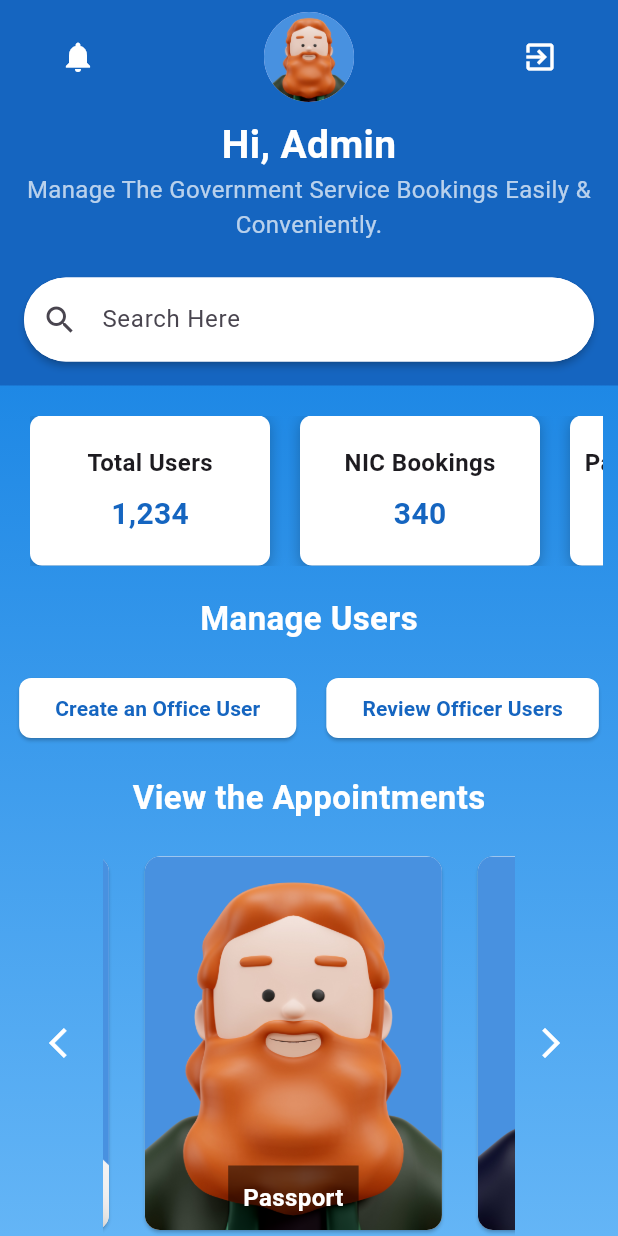
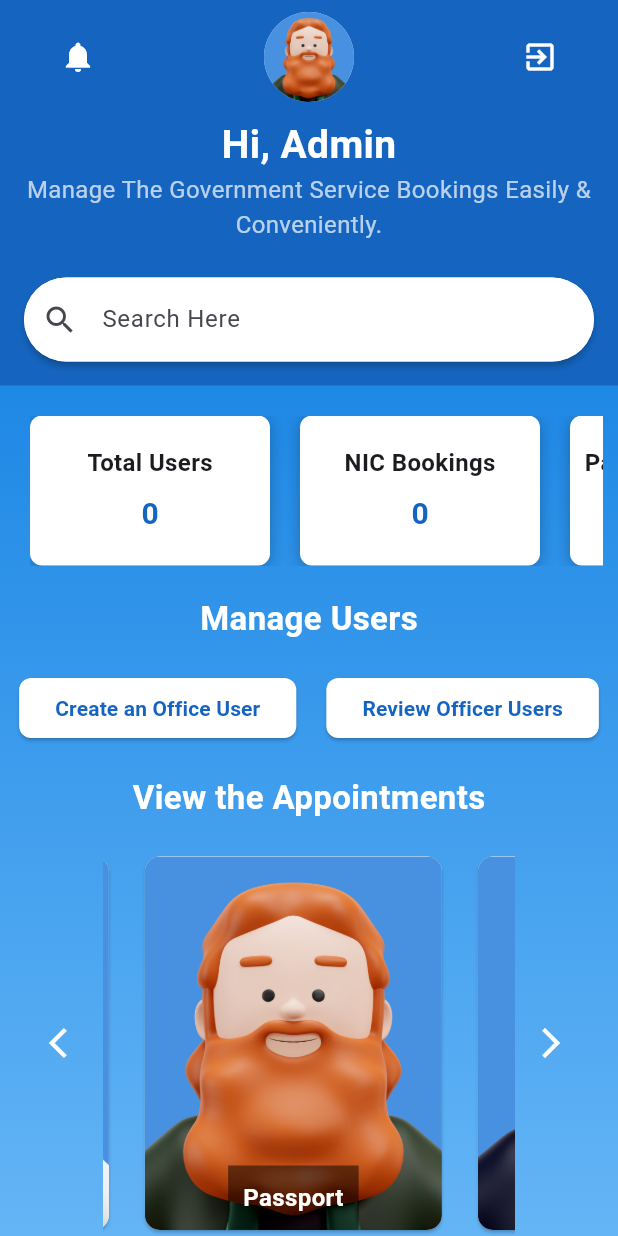
Before and after one commit to methjaya/appointmentLK_Sahansa, a Flutter app: the screen it shows once a user with an empty profile is signed in, after a tap on the "arrow forward ios" icon, on a phone screen of 412 x 824 dp. Run offline on Flutter 3.47's test engine with Material 3 defaults, Android fonts, the phone set to English and light mode, and no system bars; our stand-ins replace cloud_firestore, firebase_auth, firebase_core; accounts and stored records are empty.

Commit message:
successfully fetching user counts from firebase added

```diff
--- a/lib/screens/Admin/AdminHomeScreen.dart
+++ b/lib/screens/Admin/AdminHomeScreen.dart
@@ -15,6 +15,8 @@ import 'package:AppointmentsbySahansa/screens/Instructions/PassportInstructions.
 import 'package:AppointmentsbySahansa/screens/Instructions/PensionInstructions.dart';
 import 'package:AppointmentsbySahansa/screens/WelcomeScreen.dart';
 import 'package:AppointmentsbySahansa/screens/loginScreen.dart';
+
+import 'package:cloud_firestore/cloud_firestore.dart';
 
 Future<void> main() async {
   await Firebase.initializeApp(
@@ -300,27 +302,77 @@ class HeaderSection extends StatelessWidget {
   }
 }
 
-class DashboardSection extends StatelessWidget {
+class DashboardSection extends StatefulWidget {
+  @override
+  _DashboardSectionState createState() => _DashboardSectionState();
+}
+
+class _DashboardSectionState extends State<DashboardSection> {
+  FirebaseFirestore firestore = FirebaseFirestore.instance;
+
+  Future<Map<String, dynamic>> fetchData() async {
+    Map<String, dynamic> data = {};
+
+    // Fetching total user count
+    var usersSnapshot = await firestore.collection('users').get();
+    data['Total Users'] = usersSnapshot.docs.length.toString();
+
+    // Fetching NIC bookings
+    var nicSnapshot = await firestore.collection('NICFormData').get();
+    data['NIC Bookings'] = nicSnapshot.docs.length.toString();
+
+    // Fetching Passport bookings
+    var passportSnapshot = await firestore.collection('PassportFormData').get();
+    data['Passport Bookings'] = passportSnapshot.docs.length.toString();
+
+    // Fetching License bookings
+    var licenseSnapshot = await firestore.collection('LicenseFormData').get();
+    data['License Bookings'] = licenseSnapshot.docs.length.toString();
+
+    // Fetching Pension bookings
+    var pensionSnapshot = await firestore.collection('PensionFormData').get();
+    data['Pension Bookings'] = pensionSnapshot.docs.length.toString();
+
+    return data;
+  }
+
   @override
   Widget build(BuildContext context) {
     return Padding(
       padding: const EdgeInsets.only(right: 10, left: 20),
-      child: SingleChildScrollView(
+      child: FutureBuilder<Map<String, dynamic>>(
+        future: fetchData(),
+        builder: (context, snapshot) {
+          if (snapshot.connectionState == ConnectionState.waiting) {
+            return CircularProgressIndicator();
+          }
+          if (snapshot.hasError) {
+            return Text('Error: ${snapshot.error}');
+          }
+          var data = snapshot.data!;
+          return SingleChildScrollView(
             scrollDirection: Axis.horizontal,
             child: Row(
               mainAxisAlignment: MainAxisAlignment.spaceEvenly,
               children: [
-            DashboardCard(title: 'Total Users', value: '1,234'),
+                DashboardCard(title: 'Total Users', value: data['Total Users']),
                 SizedBox(width: 20),
-            DashboardCard(title: 'NIC Bookings', value: '340'),
+                DashboardCard(
+                    title: 'NIC Bookings', value: data['NIC Bookings']),
                 SizedBox(width: 20),
-            DashboardCard(title: 'Passport Bookings', value: '212'),
+                DashboardCard(
+                    title: 'Passport Bookings',
+                    value: data['Passport Bookings']),
                 SizedBox(width: 20),
-            DashboardCard(title: 'License Bookings', value: '89'),
+                DashboardCard(
+                    title: 'License Bookings', value: data['License Bookings']),
                 SizedBox(width: 20),
-            DashboardCard(title: 'Pension Bookings', value: '58'),
+                DashboardCard(
+                    title: 'Pension Bookings', value: data['Pension Bookings']),
               ],
             ),
+          );
+        },
       ),
     );
   }
```
Lines whose indentation alone changed are shown as unchanged.
